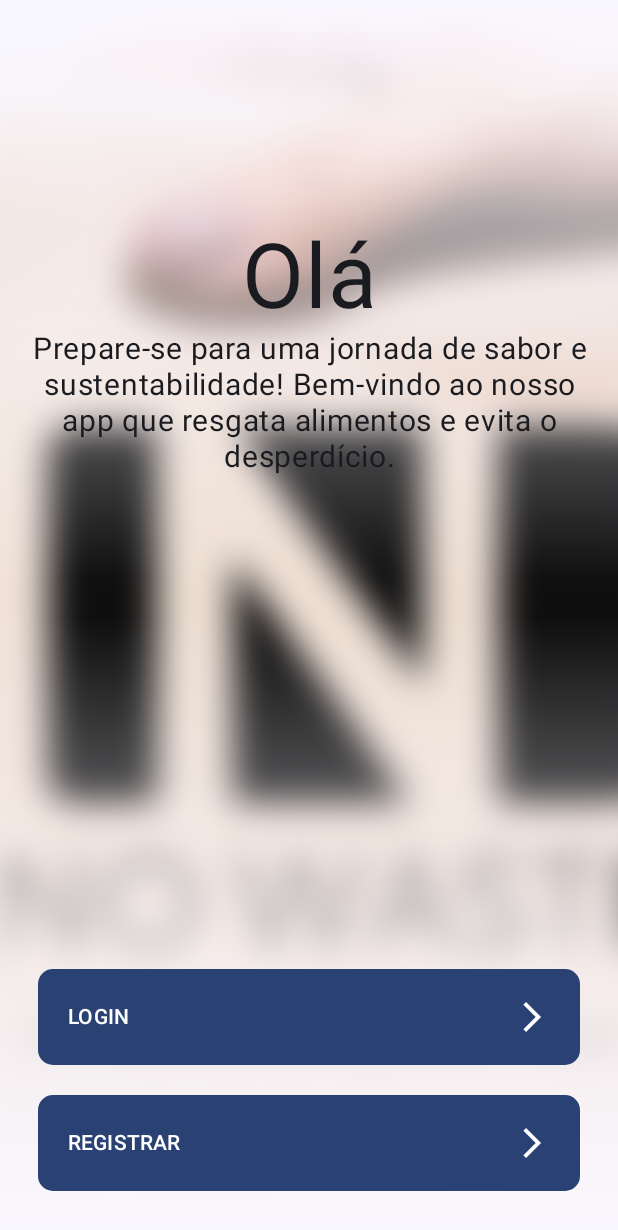
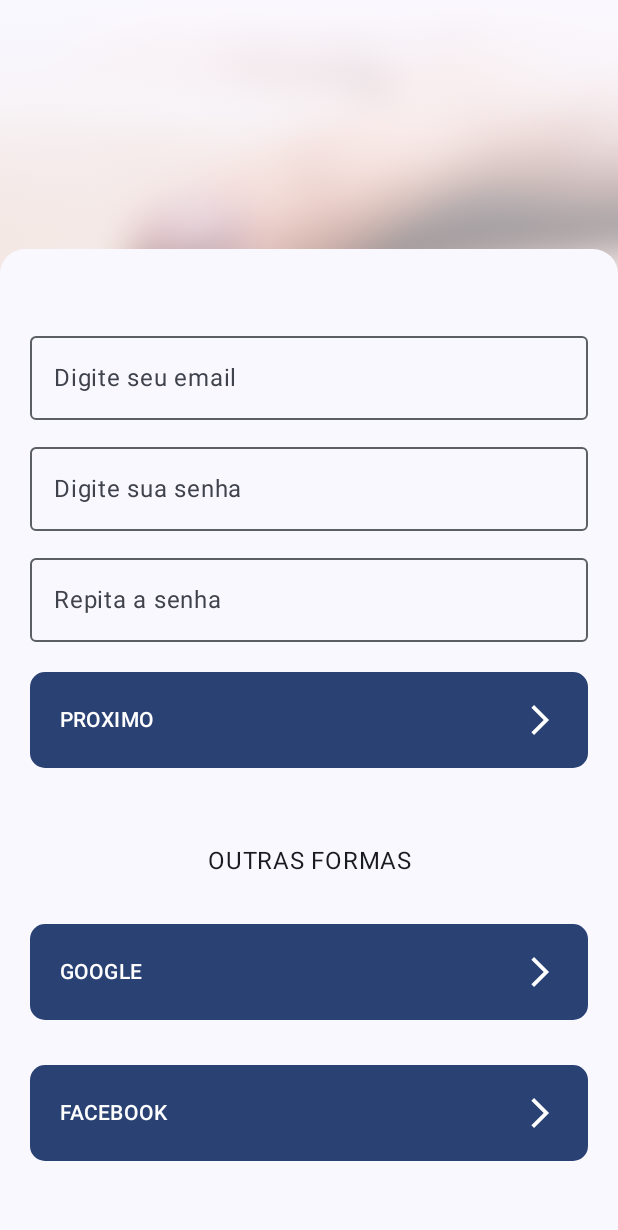
Before and after one commit to cainhooow/NoWaste, an Android app built with Jetpack Compose: the RegisterPage screen opened through its navigation route, on a phone screen of 412 x 824 dp. Shown: the top 1230 px of the screen. Run offline under Robolectric (Android 15) with nearby library versions, the phone set to English and light mode, and no system bars.

Commit message:
Estilização e updates

```diff
--- a/app/build.gradle.kts
+++ b/app/build.gradle.kts
@@ -50,7 +50,7 @@ dependencies {
 
     implementation("androidx.core:core-ktx:1.12.0")
     implementation("androidx.lifecycle:lifecycle-runtime-ktx:2.6.2")
-    implementation("androidx.activity:activity-compose:1.8.1")
+    implementation("androidx.activity:activity-compose:1.8.2")
     implementation(platform("androidx.compose:compose-bom:2023.03.00"))
     implementation("androidx.compose.ui:ui")
     implementation("androidx.compose.ui:ui-graphics")
@@ -58,10 +58,10 @@ dependencies {
     implementation("androidx.compose.material3:material3")
     implementation("com.google.accompanist:accompanist-pager:0.28.0")
     implementation("com.google.accompanist:accompanist-pager-indicators:0.28.0")
-    implementation("androidx.navigation:navigation-compose:2.7.5")
+    implementation("androidx.navigation:navigation-compose:2.7.6")
     implementation("androidx.compose.material:material:1.5.4")
     implementation("androidx.appcompat:appcompat:1.6.1")
-    implementation("com.google.android.material:material:1.8.0")
+    implementation("com.google.android.material:material:1.11.0")
     implementation("androidx.constraintlayout:constraintlayout:2.1.4")
 
     testImplementation("junit:junit:4.13.2")
--- a/app/src/main/java/com/drkryz/nowaste/InitialActivity.kt
+++ b/app/src/main/java/com/drkryz/nowaste/InitialActivity.kt
@@ -1,64 +1,31 @@
 package com.drkryz.nowaste
 
-import android.content.Intent
+import android.app.Activity
 import android.os.Bundle
 import android.view.WindowManager
 import androidx.activity.ComponentActivity
 import androidx.activity.compose.setContent
 import androidx.activity.enableEdgeToEdge
-import androidx.compose.foundation.Image
 import androidx.compose.foundation.background
-import androidx.compose.foundation.layout.Arrangement
-import androidx.compose.foundation.layout.Box
-import androidx.compose.foundation.layout.Column
-import androidx.compose.foundation.layout.PaddingValues
-import androidx.compose.foundation.layout.Row
 import androidx.compose.foundation.layout.fillMaxSize
-import androidx.compose.foundation.layout.fillMaxWidth
 import androidx.compose.foundation.layout.imePadding
 import androidx.compose.foundation.layout.padding
-import androidx.compose.foundation.layout.paddingFrom
-import androidx.compose.foundation.layout.safeDrawingPadding
-import androidx.compose.foundation.layout.statusBarsPadding
-import androidx.compose.foundation.shape.RoundedCornerShape
-import androidx.compose.material.ButtonColors
 import androidx.compose.material.Surface
-import androidx.compose.material3.Button
-import androidx.compose.material3.ButtonDefaults
 import androidx.compose.material3.ExperimentalMaterial3Api
-import androidx.compose.material3.FilledTonalButton
-import androidx.compose.material3.Icon
 import androidx.compose.material3.MaterialTheme
 import androidx.compose.material3.Scaffold
-import androidx.compose.material3.Text
 import androidx.compose.runtime.Composable
-import androidx.compose.runtime.MutableState
-import androidx.compose.runtime.mutableStateOf
-import androidx.compose.ui.Alignment
 import androidx.compose.ui.Modifier
-import androidx.compose.ui.draw.blur
-import androidx.compose.ui.draw.clip
-import androidx.compose.ui.graphics.BlendMode
-import androidx.compose.ui.graphics.Brush
-import androidx.compose.ui.graphics.Color
-import androidx.compose.ui.graphics.ColorFilter
-import androidx.compose.ui.graphics.ColorMatrix
-import androidx.compose.ui.graphics.LinearGradientShader
-import androidx.compose.ui.layout.ContentScale
-import androidx.compose.ui.res.painterResource
-import androidx.compose.ui.text.style.TextAlign
+import androidx.compose.ui.platform.LocalContext
 import androidx.compose.ui.tooling.preview.Preview
-import androidx.compose.ui.unit.TextUnit
-import androidx.compose.ui.unit.TextUnitType
-import androidx.compose.ui.unit.dp
-import androidx.core.view.ViewCompat
 import androidx.core.view.WindowCompat
-import androidx.core.view.WindowInsetsCompat
-import androidx.navigation.NavController
 import androidx.navigation.compose.NavHost
 import androidx.navigation.compose.composable
 import androidx.navigation.compose.rememberNavController
 import com.drkryz.nowaste.ui.components.initial_activity.LoginPage
+import com.drkryz.nowaste.ui.components.initial_activity.RegisterAddresses
+import com.drkryz.nowaste.ui.components.initial_activity.RegisterPage
+import com.drkryz.nowaste.ui.components.initial_activity.RegisterUser
 import com.drkryz.nowaste.ui.components.initial_activity.WelcomePage
 import com.drkryz.nowaste.ui.theme.NoWasteTheme
 
@@ -76,9 +43,11 @@ class InitialActivity : ComponentActivity() {
 
         setContent {
             NoWasteTheme {
-                Surface(modifier = Modifier.background(MaterialTheme.colorScheme.background)
-                    .fillMaxSize()
-                    .imePadding()
+                Surface(
+                    modifier = Modifier
+                        .background(MaterialTheme.colorScheme.background)
+                        .fillMaxSize()
+                        .imePadding()
                 ) {
                     Presentation()
                 }
@@ -117,13 +86,13 @@ fun Presentation() {
                 LoginPage(navController)
             }
             composable(RegisterSections.RegisterPage.route) {
-                WelcomePage(navController)
+                RegisterPage(navController)
             }
             composable(RegisterSections.RegisterPage_UserInfo.route) {
-                WelcomePage(navController)
+                RegisterUser(navController)
             }
             composable(RegisterSections.RegisterPage_UserAddress.route) {
-                WelcomePage(navController)
+                RegisterAddresses(navController)
             }
         }
     }
--- a/app/src/main/java/com/drkryz/nowaste/MainActivity.kt
+++ b/app/src/main/java/com/drkryz/nowaste/MainActivity.kt
@@ -28,6 +28,7 @@ import androidx.navigation.compose.NavHost
 import androidx.navigation.compose.composable
 import androidx.navigation.compose.currentBackStackEntryAsState
 import androidx.navigation.compose.rememberNavController
+import com.drkryz.nowaste.ui.components.main_activity.AccountPage
 import com.drkryz.nowaste.ui.components.main_activity.AppCategories
 import com.drkryz.nowaste.ui.components.main_activity.AppHighlightHeader
 import com.drkryz.nowaste.ui.components.main_activity.AppHighlights
@@ -103,7 +104,7 @@ fun HomeUI() {
         NavHost(modifier = Modifier.padding(
             top = 0.dp,
             bottom = innerPadding.calculateBottomPadding()
-        ), navController = navController, startDestination = "home") {
+        ), navController = navController, startDestination = AppScreens.AccountPage.route) {
             composable(AppScreens.HomePage.route) {
                 HomeScreen()
             }
@@ -114,7 +115,7 @@ fun HomeUI() {
                 HomeScreen()
             }
             composable(AppScreens.AccountPage.route) {
-                HomeScreen()
+                AccountPage()
             }
         }
     }
--- /dev/null
+++ b/app/src/main/java/com/drkryz/nowaste/ui/components/initial_activity/RegisterPage.kt
@@ -0,0 +1,158 @@
+package com.drkryz.nowaste.ui.components.initial_activity
+
+import android.app.Activity
+import android.content.Intent
+import androidx.compose.foundation.Image
+import androidx.compose.foundation.background
+import androidx.compose.foundation.layout.Arrangement
+import androidx.compose.foundation.layout.Box
+import androidx.compose.foundation.layout.Column
+import androidx.compose.foundation.layout.fillMaxSize
+import androidx.compose.foundation.layout.fillMaxWidth
+import androidx.compose.foundation.layout.imePadding
+import androidx.compose.foundation.layout.padding
+import androidx.compose.foundation.shape.RoundedCornerShape
+import androidx.compose.material3.ExperimentalMaterial3Api
+import androidx.compose.material3.MaterialTheme
+import androidx.compose.material3.OutlinedTextField
+import androidx.compose.material3.Text
+import androidx.compose.runtime.Composable
+import androidx.compose.runtime.getValue
+import androidx.compose.runtime.mutableStateOf
+import androidx.compose.runtime.remember
+import androidx.compose.runtime.setValue
+import androidx.compose.ui.Alignment
+import androidx.compose.ui.Modifier
+import androidx.compose.ui.draw.blur
+import androidx.compose.ui.graphics.Brush
+import androidx.compose.ui.graphics.Color
+import androidx.compose.ui.layout.ContentScale
+import androidx.compose.ui.platform.LocalContext
+import androidx.compose.ui.res.painterResource
+import androidx.compose.ui.text.input.PasswordVisualTransformation
+import androidx.compose.ui.text.style.TextAlign
+import androidx.compose.ui.unit.dp
+import androidx.navigation.NavController
+import com.drkryz.nowaste.MainActivity
+import com.drkryz.nowaste.R
+import com.drkryz.nowaste.RegisterSections
+import com.drkryz.nowaste.ui.components.global.DefaultButton
+
+@ExperimentalMaterial3Api
+@Composable
+fun RegisterPage(nav: NavController) {
+    var userMail by remember { mutableStateOf(String()) }
+    var userPassword by remember { mutableStateOf(String()) }
+    val initialActivityCtx = LocalContext.current as Activity;
+
+    Box(
+        Modifier
+            .fillMaxSize()
+            .imePadding()
+    ) {
+        Image(
+            painter = painterResource(id = R.drawable.presentation_nowaste),
+            contentDescription = null,
+            modifier = Modifier
+                .fillMaxSize()
+                .blur(20.dp),
+            contentScale = ContentScale.Crop,
+        )
+
+        Column(
+            modifier = Modifier
+                .fillMaxSize()
+                .background(
+                    brush = Brush.verticalGradient(
+                        listOf(
+                            MaterialTheme.colorScheme.surface,
+                            Color.Transparent,
+                            MaterialTheme.colorScheme.background,
+                        )
+                    )
+                ),
+            verticalArrangement = Arrangement.Bottom
+        ) {
+            Column(
+                Modifier
+                    .fillMaxWidth()
+                    .background(
+                        shape = RoundedCornerShape(topStart = 25f, topEnd = 25f),
+                        color = MaterialTheme.colorScheme.background
+                    )
+                    .padding(top = 50.dp, start = 20.dp, end = 20.dp, bottom = 50.dp)
+            ) {
+                OutlinedTextField(
+                    modifier = Modifier
+                        .fillMaxWidth()
+                        .padding(bottom = 10.dp),
+                    value = userMail,
+                    onValueChange = {
+                        userMail = it
+                    },
+                    label = {
+                        Text(text = "Digite seu email")
+                    }
+                )
+                OutlinedTextField(
+                    modifier = Modifier
+                        .fillMaxWidth()
+                        .padding(bottom = 10.dp),
+                    value = userMail,
+                    onValueChange = {
+                        userMail = it
+                    },
+                    label = {
+                        Text(text = "Digite sua senha")
+                    },
+                    visualTransformation = PasswordVisualTransformation()
+                )
+                OutlinedTextField(
+                    modifier = Modifier
+                        .fillMaxWidth()
+                        .padding(bottom = 10.dp),
+                    value = userMail,
+                    onValueChange = {
+                        userMail = it
+                    },
+                    label = {
+                        Text(text = "Repita a senha")
+                    },
+                    visualTransformation = PasswordVisualTransformation()
+                )
+
+
+                DefaultButton(
+                    inner_text = "PROXIMO",
+                    modifier = Modifier.fillMaxWidth()
+                        .padding(top = 10.dp),
+                    onclick = {
+                        nav.navigate(RegisterSections.RegisterPage_UserInfo.route)
+                    }
+                )
+
+                Text(
+                    modifier = Modifier
+                        .fillMaxWidth()
+                        .padding(top = 50.dp, bottom = 30.dp),
+                    textAlign = TextAlign.Center,
+                    text = "OUTRAS FORMAS"
+                )
+
+                DefaultButton(
+                    inner_text = "GOOGLE",
+                    modifier = Modifier.fillMaxWidth(),
+                    onclick = {}
+                )
+
+                DefaultButton(
+                    inner_text = "FACEBOOK",
+                    modifier = Modifier
+                        .fillMaxWidth()
+                        .padding(top = 30.dp),
+                    onclick = {}
+                )
+            }
+        }
+    }
+}
--- a/build.gradle.kts
+++ b/build.gradle.kts
@@ -1,5 +1,5 @@
 // Top-level build file where you can add configuration options common to all sub-projects/modules.
 plugins {
-    id("com.android.application") version "8.1.3" apply false
+    id("com.android.application") version "8.2.0" apply false
     id("org.jetbrains.kotlin.android") version "1.8.10" apply false
 }
```
Also changed, not shown: app/src/main/java/com/drkryz/nowaste/ui/components/initial_activity/LoginPage.kt (+0 -11 lines), app/src/main/java/com/drkryz/nowaste/ui/components/initial_activity/RegisterAddresses.kt (added, +170 -0 lines), app/src/main/java/com/drkryz/nowaste/ui/components/initial_activity/RegisterUser.kt (added, +156 -0 lines), app/src/main/java/com/drkryz/nowaste/ui/components/main_activity/AccountPage.kt (added, +107 -0 lines), gradle/wrapper/gradle-wrapper.properties.
